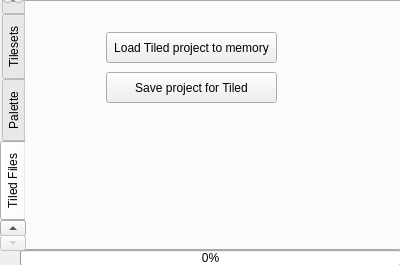
Qt form gpumemorydump.ui (ahmed-agiza/Jupiter) before a commit.
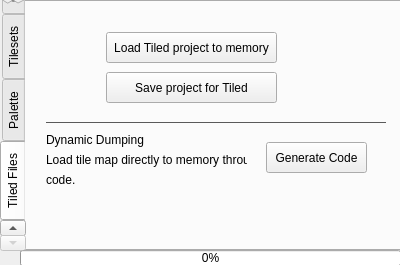
The same form after that commit. The open tabs and pages were chosen to show the change.

Diff of the .ui file:
```diff
--- a/gpumemorydump.ui
+++ b/gpumemorydump.ui
@@ -577,6 +577,74 @@
       <string>Save project for Tiled</string>
      </property>
     </widget>
+    <widget class="QPushButton" name="pushButton">
+     <property name="geometry">
+      <rect>
+       <x>240</x>
+       <y>140</y>
+       <width>101</width>
+       <height>31</height>
+      </rect>
+     </property>
+     <property name="text">
+      <string>Generate Code</string>
+     </property>
+    </widget>
+    <widget class="QLabel" name="line_6">
+     <property name="geometry">
+      <rect>
+       <x>20</x>
+       <y>120</y>
+       <width>340</width>
+       <height>1</height>
+      </rect>
+     </property>
+     <property name="styleSheet">
+      <string notr="true">background-color: rgb(90,90,90);</string>
+     </property>
+     <property name="text">
+      <string/>
+     </property>
+    </widget>
+    <widget class="QLabel" name="label_15">
+     <property name="geometry">
+      <rect>
+       <x>20</x>
+       <y>130</y>
+       <width>111</width>
+       <height>16</height>
+      </rect>
+     </property>
+     <property name="text">
+      <string>Dynamic Dumping</string>
+     </property>
+    </widget>
+    <widget class="QLabel" name="label_16">
+     <property name="geometry">
+      <rect>
+       <x>20</x>
+       <y>150</y>
+       <width>201</width>
+       <height>16</height>
+      </rect>
+     </property>
+     <property name="text">
+      <string>Load tile map directly to memory through</string>
+     </property>
+    </widget>
+    <widget class="QLabel" name="label_17">
+     <property name="geometry">
+      <rect>
+       <x>20</x>
+       <y>170</y>
+       <width>31</width>
+       <height>16</height>
+      </rect>
+     </property>
+     <property name="text">
+      <string>code.</string>
+     </property>
+    </widget>
    </widget>
   </widget>
   <widget class="QProgressBar" name="progressBar">
```
Left out of the diff: 15 changed lines with no effect on the pictures.
